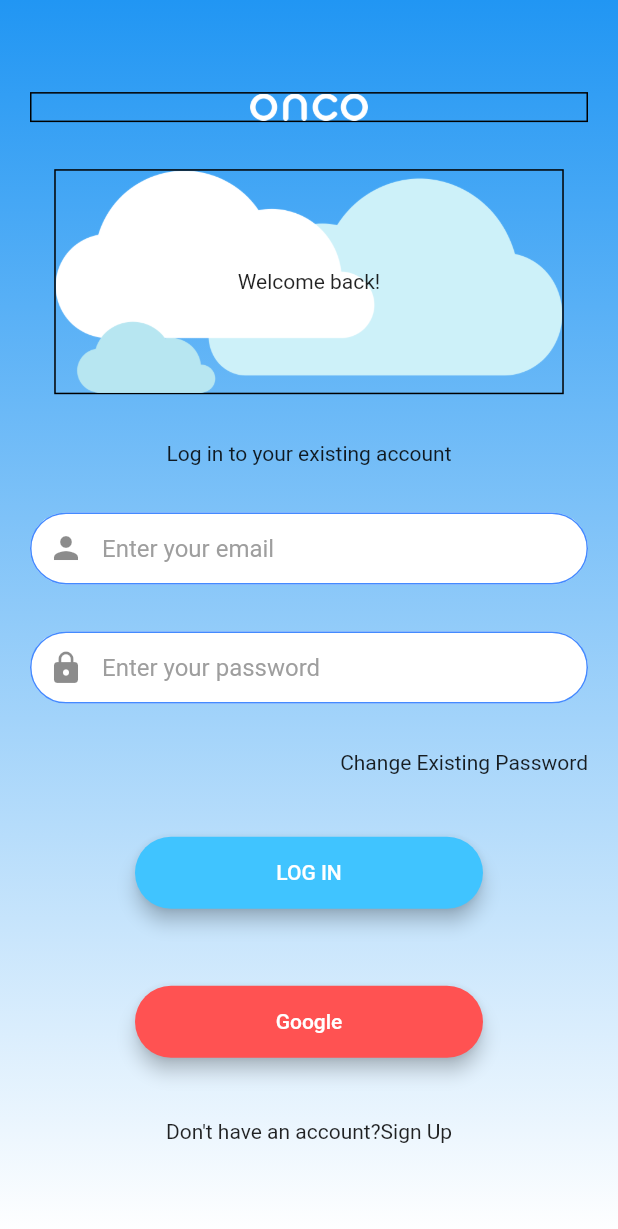
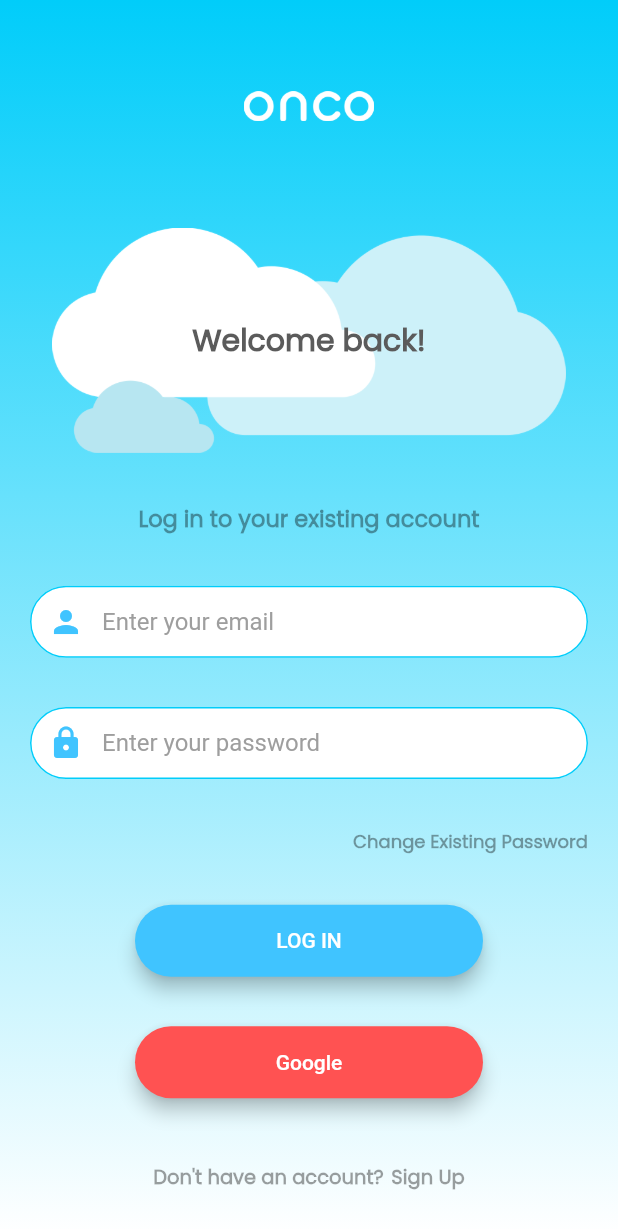
Before and after one commit to Ammar-Raneez/ONCO, a Flutter app: the screen it shows after launch, after a tap on "LOG IN", on a phone screen of 412 x 824 dp. Shown: the top 1229 px of the screen. Run offline on Flutter 3.47's test engine with Material 2 defaults, Android fonts, the light colour scheme and no system bars.

Commit message:
added fonts and front end basic design for login page completed ()

```diff
--- a/ui/lib/components/RoundedButton.dart
+++ b/ui/lib/components/RoundedButton.dart
@@ -11,7 +11,7 @@ class RoundedButton extends StatelessWidget {
   @override
   Widget build(BuildContext context) {
     return Padding(
-      padding: EdgeInsets.symmetric(vertical: 10.0, horizontal: 70.0),
+      padding: EdgeInsets.symmetric(horizontal: 70.0),
       child: Material(
         elevation: 5.0,
         color: colour,
--- a/ui/lib/constants.dart
+++ b/ui/lib/constants.dart
@@ -4,7 +4,7 @@ import 'package:flutter/material.dart';
 const kBackgroundBlueGradient = LinearGradient(
     begin: Alignment.topCenter,
     end: Alignment.bottomCenter,
-    colors: [Colors.blue, Colors.white]);
+    colors: [Color(0xff01CDFA), Colors.white]);
 
 // This constant is for the text field decoration in the login page
 const kTextFieldDecoration = InputDecoration(
@@ -18,11 +18,11 @@ const kTextFieldDecoration = InputDecoration(
     borderRadius: BorderRadius.all(Radius.circular(32.0)),
   ),
   enabledBorder: OutlineInputBorder(
-    borderSide: BorderSide(color: Colors.blueAccent, width: 1.0),
+    borderSide: BorderSide(color: Color(0xff01CDFA), width: 1.0),
     borderRadius: BorderRadius.all(Radius.circular(32.0)),
   ),
   focusedBorder: OutlineInputBorder(
-    borderSide: BorderSide(color: Colors.blueAccent, width: 2.0),
+    borderSide: BorderSide(color: Color(0xff01CDFA), width: 2.0),
     borderRadius: BorderRadius.all(Radius.circular(32.0)),
   ),
 );
--- a/ui/lib/screens/login_screen.dart
+++ b/ui/lib/screens/login_screen.dart
@@ -24,21 +24,27 @@ class _LoginScreenState extends State<LoginScreen> {
           gradient: kBackgroundBlueGradient,
         ),
         child: Padding(
-          padding: EdgeInsets.symmetric(vertical: 30.0, horizontal: 20.0),
+          padding: EdgeInsets.symmetric(vertical: 20.0, horizontal: 20.0),
           child: Column(
-            mainAxisAlignment: MainAxisAlignment.spaceEvenly,
+            mainAxisAlignment: MainAxisAlignment.spaceBetween,
             crossAxisAlignment: CrossAxisAlignment.stretch,
             children: [
+              SizedBox(
+                height: 8.0,
+              ),
               Flexible(
                 child: Hero(
                   tag: "logo",
                   child: Container(
-                    decoration:
-                        BoxDecoration(border: Border.all(color: Colors.black)),
+                    // decoration:
+                    //     BoxDecoration(border: Border.all(color: Colors.black)),
                     height: 20,
                     child: Image.asset('images/officialLogo.png'),
                   ),
                 ),
+              ),
+              SizedBox(
+                height: 5.0,
               ),
               if (keyboardOpenVisibility == 0.0)
                 Flexible(
@@ -46,12 +52,20 @@ class _LoginScreenState extends State<LoginScreen> {
                     alignment: Alignment.center,
                     children: [
                       Container(
-                        decoration: BoxDecoration(
-                            border: Border.all(color: Colors.black)),
+                        // decoration: BoxDecoration(
+                        //     border: Border.all(color: Colors.black)),
                         height: 150,
                         child: Image.asset('images/clouds.png'),
                       ),
-                      Text("Welcome back!")
+                      Text(
+                        "Welcome back!",
+                        textAlign: TextAlign.center,
+                        style: TextStyle(
+                            color: Color(0xff5b5b5b),
+                            fontSize: 20,
+                            fontWeight: FontWeight.bold,
+                            fontFamily: 'Poppins-Regular'),
+                      )
                     ],
                   ),
                 ),
@@ -59,6 +73,12 @@ class _LoginScreenState extends State<LoginScreen> {
                 Text(
                   "Log in to your existing account",
                   textAlign: TextAlign.center,
+                  style: TextStyle(
+                    color: Colors.black38,
+                    fontSize: 15,
+                    fontWeight: FontWeight.bold,
+                    fontFamily: 'Poppins-Regular',
+                  ),
                 ),
               TextField(
                 keyboardType: TextInputType.emailAddress,
@@ -67,7 +87,10 @@ class _LoginScreenState extends State<LoginScreen> {
                 },
                 decoration: kTextFieldDecoration.copyWith(
                   hintText: "Enter your email",
-                  prefixIcon: Icon(Icons.person),
+                  prefixIcon: Icon(
+                    Icons.person,
+                    color: Colors.lightBlueAccent,
+                  ),
                 ),
               ),
               TextField(
@@ -78,12 +101,21 @@ class _LoginScreenState extends State<LoginScreen> {
                 },
                 decoration: kTextFieldDecoration.copyWith(
                   hintText: "Enter your password",
-                  prefixIcon: Icon(Icons.lock),
+                  prefixIcon: Icon(
+                    Icons.lock,
+                    color: Colors.lightBlueAccent,
+                  ),
                 ),
               ),
               Text(
                 "Change Existing Password",
                 textAlign: TextAlign.end,
+                style: TextStyle(
+                  color: Colors.black38,
+                  fontSize: 12,
+                  fontWeight: FontWeight.bold,
+                  fontFamily: 'Poppins-Regular',
+                ),
               ),
               RoundedButton(
                   onPressed: () {
@@ -97,13 +129,35 @@ class _LoginScreenState extends State<LoginScreen> {
                   },
                   colour: Colors.redAccent,
                   title: 'Google'),
-              Row(
-                crossAxisAlignment: CrossAxisAlignment.center,
-                mainAxisAlignment: MainAxisAlignment.center,
-                children: [
-                  Text("Don't have an account?"),
-                  Text("Sign Up"),
-                ],
+              Padding(
+                padding: EdgeInsets.symmetric(vertical: 10.0, horizontal: 5.0),
+                child: Row(
+                  crossAxisAlignment: CrossAxisAlignment.center,
+                  mainAxisAlignment: MainAxisAlignment.center,
+                  children: [
+                    Text(
+                      "Don't have an account?",
+                      style: TextStyle(
+                        color: Colors.black38,
+                        fontSize: 13,
+                        fontWeight: FontWeight.bold,
+                        fontFamily: 'Poppins-Regular',
+                      ),
+                    ),
+                    SizedBox(
+                      width: 5.0,
+                    ),
+                    Text(
+                      "Sign Up",
+                      style: TextStyle(
+                        color: Colors.black38,
+                        fontSize: 13,
+                        fontWeight: FontWeight.bold,
+                        fontFamily: 'Poppins-Regular',
+                      ),
+                    ),
+                  ],
+                ),
               )
             ],
           ),
--- a/ui/lib/screens/welcome_screen.dart
+++ b/ui/lib/screens/welcome_screen.dart
@@ -11,6 +11,7 @@ class WelcomeScreen extends StatefulWidget {
 
 class _WelcomeScreenState extends State<WelcomeScreen>
     with SingleTickerProviderStateMixin {
+
   // We are creating Animation Controller in order to create our own custom Animations
   AnimationController controller;
   Animation animation;
@@ -19,7 +20,7 @@ class _WelcomeScreenState extends State<WelcomeScreen>
   void initState() {
     super.initState();
     controller = AnimationController(
-        duration: Duration(seconds: 1), vsync: this, upperBound: 1.0);
+        duration: Duration(seconds: 3), vsync: this, upperBound: 1.0);
 
     // This below animation can be used when u need to add some speed for your animation
     animation =
@@ -38,12 +39,13 @@ class _WelcomeScreenState extends State<WelcomeScreen>
   }
 
   void goToLoginScreen(){
+
     // Go to Login Screen after a given time duration
-    Future.delayed(const Duration(milliseconds: 3000), () {
+    Future.delayed(const Duration(milliseconds: 3500), () {
       Navigator.push(
           context,
           PageRouteBuilder(
-            transitionDuration: Duration(seconds: 2),
+            transitionDuration: Duration(seconds: 5),
             pageBuilder: (_, __, ___) => LoginScreen(),
           ));
     });
--- a/ui/pubspec.yaml
+++ b/ui/pubspec.yaml
@@ -30,3 +30,8 @@ flutter:
 
   assets:
     - images/
+
+  fonts:
+    - family: Poppins-Regular
+      fonts:
+        - asset: fonts/Poppins-Regular.ttf
```
Also changed, not shown: ui/fonts/Poppins-Regular.ttf (added).
